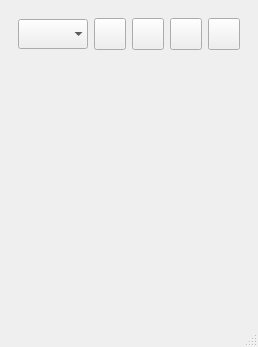
igorf7/OWController, file GUI/OWController/mainwindow.ui: the form before one commit.
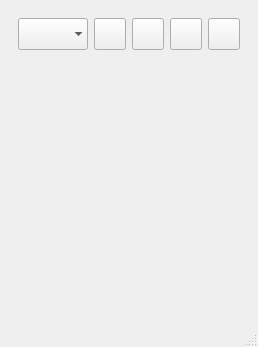
The form after the commit. Icons and pictures are not drawn.

The edit to the form file:
```diff
--- a/GUI/OWController/mainwindow.ui
+++ b/GUI/OWController/mainwindow.ui
@@ -32,7 +32,7 @@
          <property name="minimumSize">
           <size>
            <width>0</width>
-           <height>30</height>
+           <height>32</height>
           </size>
          </property>
          <property name="frame">
```
